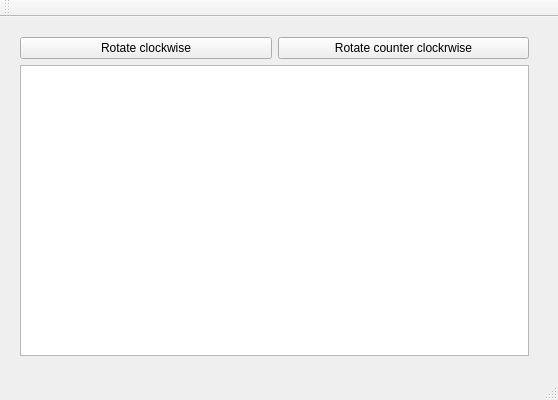
Qt form qraph.ui (IvanAnanchikov/graph) before a commit.
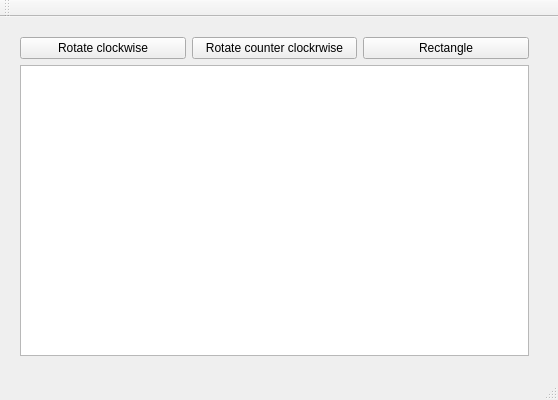
The same form after that commit.

The edit to the form file:
```diff
--- a/qraph.ui
+++ b/qraph.ui
@@ -40,6 +40,13 @@
          </property>
         </widget>
        </item>
+       <item>
+        <widget class="QPushButton" name="Rectangle">
+         <property name="text">
+          <string>Rectangle</string>
+         </property>
+        </widget>
+       </item>
       </layout>
      </item>
      <item>
```
